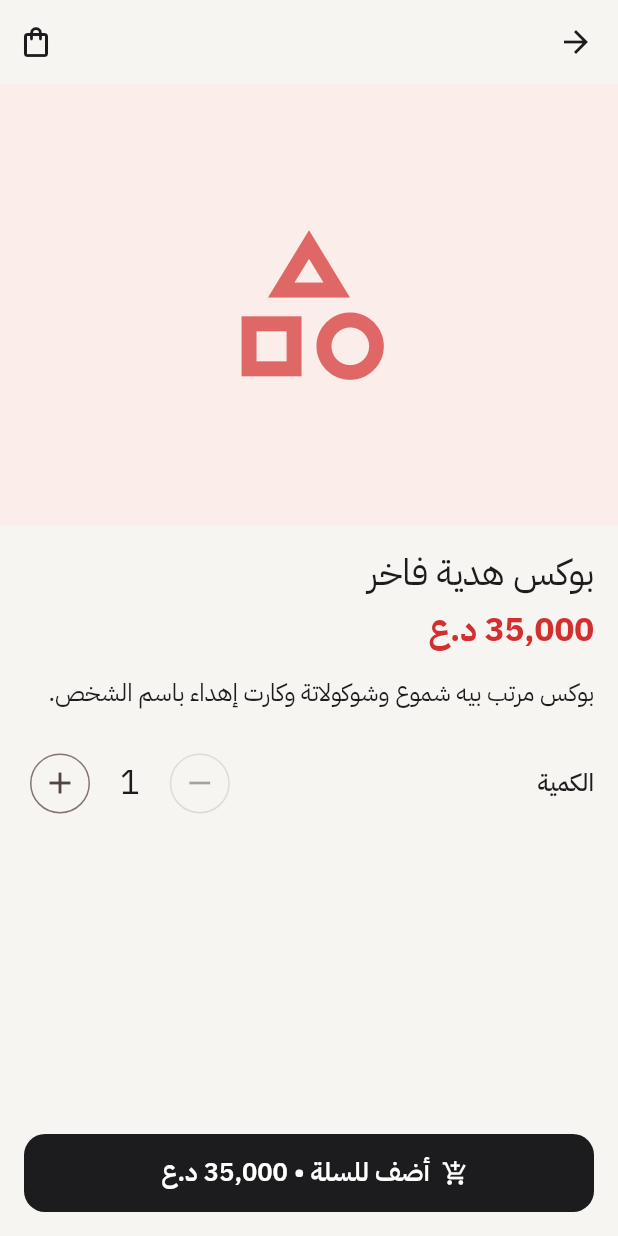
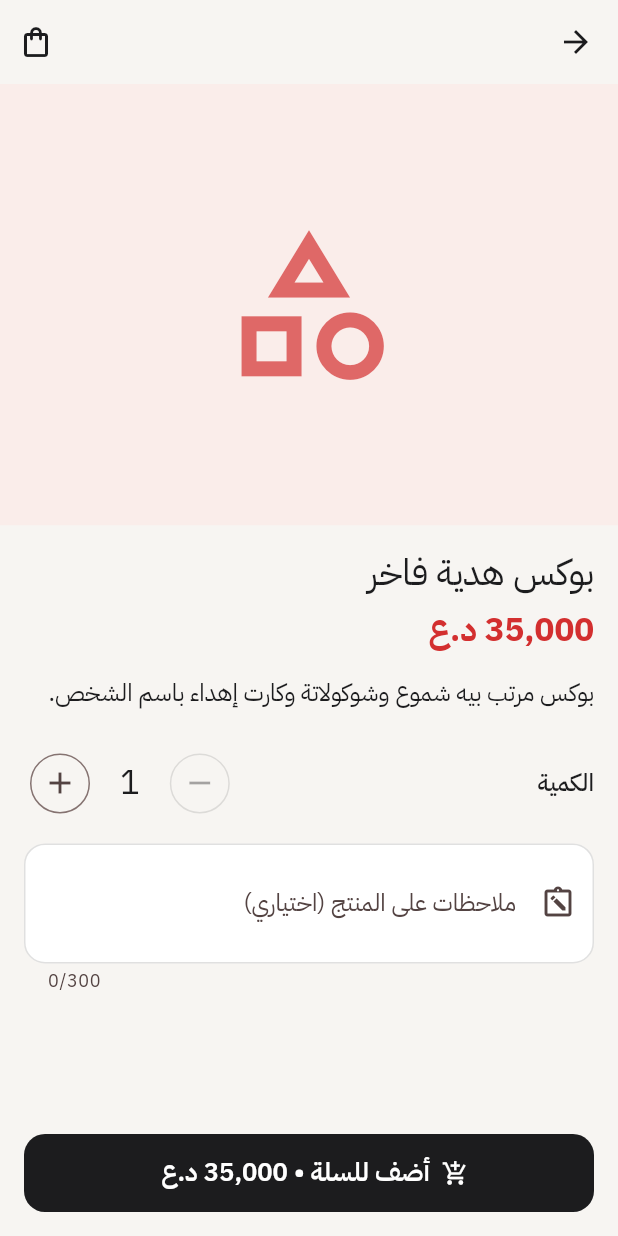
Before and after one commit to alaakad90/ff, a Flutter app: the ProductScreen screen opened directly with sample values from the repository, on a phone screen of 412 x 824 dp. Run offline on Flutter 3.47's test engine with Material 3 defaults, Android fonts, the phone set to English and light mode, and no system bars; our stand-ins replace cloud_firestore, firebase_auth, firebase_core, google_sign_in, image_picker, video_player and 1 more; accounts and stored records are empty.

Commit message:
Instagram reels, per-product notes and a WhatsApp button on products
- Reels accept an Instagram reel or post link and show it in the app
  through Instagram's embed page; mp4 links and uploads work as before.
- Each product page has an optional note box. The note travels with the
  cart line, the order, the admin and customer order views, and the
  Telegram message. The same product with different notes stays on
  separate lines.
- Each product page has an "ask on WhatsApp" button that opens a chat
  with the store number with the product name filled in.

Co-Authored-By: Claude Opus 5.5 <noreply@anthropic.com>
Claude-Session: https://claude.ai/code/session_019qUfaC8pLRaMMPSPxsds8G

```diff
--- a/store_app/lib/models/order.dart
+++ b/store_app/lib/models/order.dart
@@ -68,12 +68,14 @@ class OrderItem {
   final String name;
   final int price;
   final int quantity;
+  final String note; // ملاحظة الزبون على هذا المنتج
 
   const OrderItem({
     required this.productId,
     required this.name,
     required this.price,
     required this.quantity,
+    this.note = '',
   });
 
   int get total => price * quantity;
@@ -83,6 +85,7 @@ class OrderItem {
         name: item.product.name,
         price: item.product.price,
         quantity: item.quantity,
+        note: item.note,
       );
 
   factory OrderItem.fromMap(Map<String, dynamic> data) => OrderItem(
@@ -90,6 +93,7 @@ class OrderItem {
         name: data['name'] as String? ?? '',
         price: (data['price'] as num?)?.toInt() ?? 0,
         quantity: (data['quantity'] as num?)?.toInt() ?? 0,
+        note: data['note'] as String? ?? '',
       );
 
   Map<String, dynamic> toMap() => {
@@ -97,6 +101,7 @@ class OrderItem {
         'name': name,
         'price': price,
         'quantity': quantity,
+        if (note.isNotEmpty) 'note': note,
       };
 }
 
--- a/store_app/lib/screens/account/my_orders_screen.dart
+++ b/store_app/lib/screens/account/my_orders_screen.dart
@@ -95,7 +95,7 @@ class _MyOrdersScreenState extends State<MyOrdersScreen> {
                       const SizedBox(height: 8),
                       for (final item in order.items)
                         Row(children: [
-                          Expanded(child: Text('${item.name} × ${item.quantity}')),
+                          Expanded(child: Text('${item.name} × ${item.quantity}${item.note.isEmpty ? '' : '\n📝 ${item.note}'}')),
                           Text(formatPrice(item.total)),
                         ]),
                       const Divider(),
--- a/store_app/lib/screens/admin/admin_home.dart
+++ b/store_app/lib/screens/admin/admin_home.dart
@@ -251,7 +251,7 @@ class _OrderCard extends StatelessWidget {
           const Divider(),
           for (final item in order.items)
             Row(children: [
-              Expanded(child: Text('${item.name} × ${item.quantity}')),
+              Expanded(child: Text('${item.name} × ${item.quantity}${item.note.isEmpty ? '' : '\n📝 ${item.note}'}')),
               Text(formatPrice(item.total)),
             ]),
           const SizedBox(height: 12),
--- a/store_app/lib/screens/admin/content_editors.dart
+++ b/store_app/lib/screens/admin/content_editors.dart
@@ -367,7 +367,7 @@ class _ReelEditScreenState extends State<ReelEditScreen> {
           controller: _videoUrl,
           kind: MediaKind.video,
           label: 'رابط الفيديو',
-          helperText: 'رابط مباشر لملف الفيديو (mp4)، مو رابط صفحة يوتيوب أو إنستغرام',
+          helperText: 'ارفع فيديو، أو الصق رابط ريل من إنستغرام، أو رابط ملف mp4',
           validator: (v) => validateHttpsUrl(v, required: true),
         ),
         _gap,
--- a/store_app/lib/screens/checkout_screen.dart
+++ b/store_app/lib/screens/checkout_screen.dart
@@ -250,7 +250,7 @@ class _CheckoutScreenState extends State<CheckoutScreen> {
                         padding: const EdgeInsets.symmetric(vertical: 2),
                         child: Row(
                           children: [
-                            Expanded(child: Text('${item.product.name} × ${item.quantity}')),
+                            Expanded(child: Text('${item.product.name} × ${item.quantity}${item.note.isEmpty ? '' : '\n📝 ${item.note}'}')),
                             Text(formatPrice(item.total)),
                           ],
                         ),
--- a/store_app/lib/screens/product_screen.dart
+++ b/store_app/lib/screens/product_screen.dart
@@ -1,7 +1,9 @@
 import 'package:flutter/material.dart';
 import 'package:provider/provider.dart';
 
+import '../models/content.dart';
 import '../models/product.dart';
+import '../services/contact.dart';
 import '../state/cart.dart';
 import '../widgets/cart_button.dart';
 import '../widgets/product_grid.dart';
@@ -18,11 +20,19 @@ class ProductScreen extends StatefulWidget {
 
 class _ProductScreenState extends State<ProductScreen> {
   int _quantity = 1;
+  final _note = TextEditingController();
+
+  @override
+  void dispose() {
+    _note.dispose();
+    super.dispose();
+  }
 
   @override
   Widget build(BuildContext context) {
     final product = widget.product;
     final theme = Theme.of(context);
+    final whatsapp = context.watch<StoreInfo>().whatsapp;
 
     return Scaffold(
       appBar: AppBar(actions: const [CartButton()]),
@@ -67,6 +77,32 @@ class _ProductScreenState extends State<ProductScreen> {
                     ),
                   ],
                 ),
+                const SizedBox(height: 16),
+                TextField(
+                  controller: _note,
+                  maxLines: 2,
+                  maxLength: 300,
+                  decoration: const InputDecoration(
+                    labelText: 'ملاحظات على المنتج (اختياري)',
+                    hintText: 'مثلاً: اللون، القياس، كتابة اسم...',
+                    prefixIcon: Icon(Icons.note_alt_outlined),
+                  ),
+                ),
+                if (whatsapp.isNotEmpty) ...[
+                  const SizedBox(height: 8),
+                  OutlinedButton.icon(
+                    style: OutlinedButton.styleFrom(
+                      foregroundColor: const Color(0xFF128C7E),
+                      minimumSize: const Size.fromHeight(48),
+                    ),
+                    icon: const Icon(Icons.chat_outlined),
+                    label: const Text('اسأل الإدارة بالواتساب'),
+                    onPressed: () => openWhatsapp(
+                      whatsapp,
+                      message: 'مرحبا، عندي سؤال عن: ${product.name} (${formatPrice(product.price)})',
+                    ),
+                  ),
+                ],
               ],
             ),
           ),
@@ -79,7 +115,7 @@ class _ProductScreenState extends State<ProductScreen> {
             icon: const Icon(Icons.add_shopping_cart),
             label: Text('أضف للسلة • ${formatPrice(product.price * _quantity)}'),
             onPressed: () {
-              context.read<Cart>().add(product, _quantity);
+              context.read<Cart>().add(product, _quantity, _note.text);
               Navigator.of(context).pop();
               showAddedToCart(context, product);
             },
--- a/store_app/pubspec.yaml
+++ b/store_app/pubspec.yaml
@@ -47,6 +47,7 @@ dependencies:
   video_player: ^2.14.1
   google_sign_in: ^7.2.0
   image_picker: ^1.2.4
+  webview_flutter: ^4.14.1
 
 dev_dependencies:
   flutter_test:
```
Also changed, not shown: store_app/lib/screens/cart_screen.dart (+9 -2 lines), store_app/lib/screens/reels_screen.dart (+57 -7 lines), store_app/lib/services/instagram.dart (added, +20 -0 lines), store_app/lib/state/cart.dart (+30 -13 lines), store_app/pubspec.lock, 3 other files.
